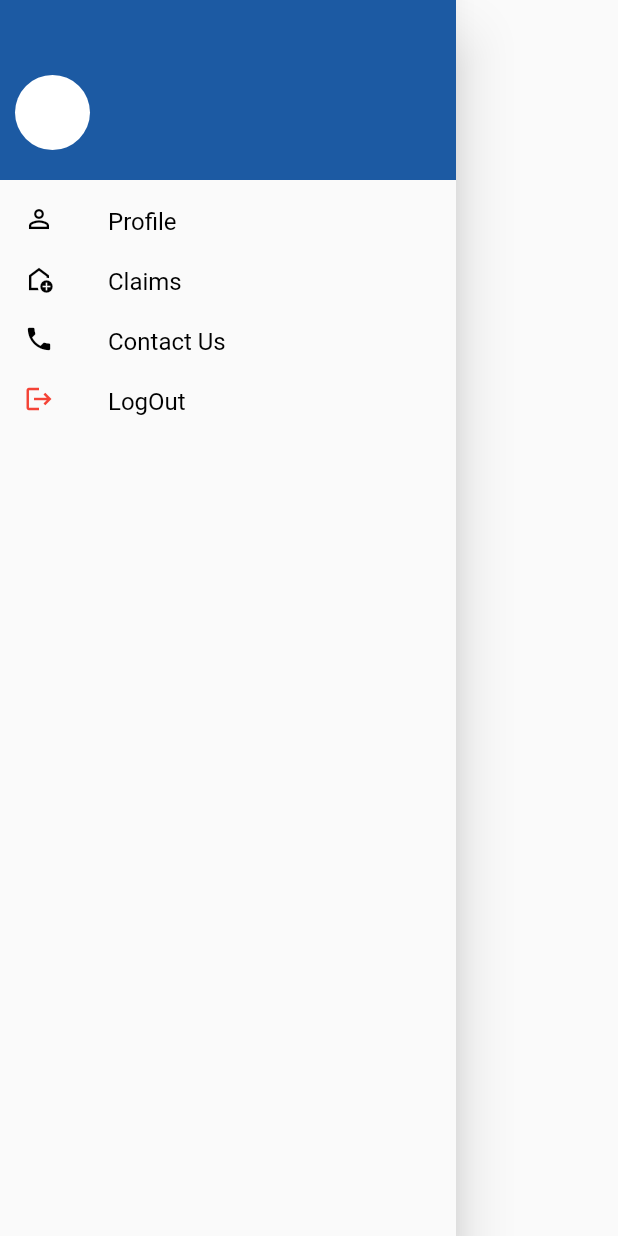
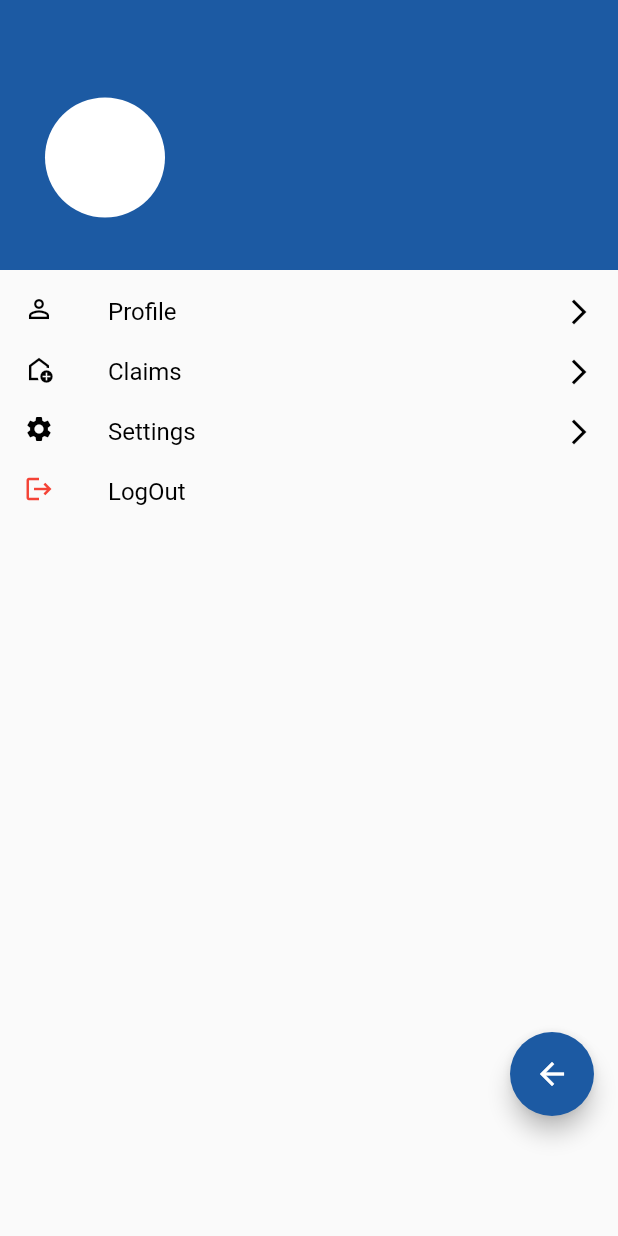
Before and after one commit to JayAlphalion/Flutterapp, a Flutter app: the MyDrawer screen opened directly, on a phone screen of 412 x 824 dp. Run offline on Flutter 3.47's test engine with Material 2 defaults, Android fonts, the phone set to English and light mode, and no system bars; our stand-ins replace audioplayers, cached_network_image, dio, event_bus, file_picker, firebase_core and 20 more; missing offline and left inert: connectivity_plus_web, downloads_path_provider_28, edge_detection, flutter_downloader, geolocator_web, image_picker_for_web and 4 more; accounts and stored records are empty; project files that could hold a hidden picture were left out.

Commit message:
drawer and settings

```diff
--- a/lib/widgets/drawer.dart
+++ b/lib/widgets/drawer.dart
@@ -4,6 +4,7 @@ import 'dart:developer';
 import 'package:alpha_app/Model/responses/DriverProfileDataResponse.dart';
 import 'package:alpha_app/Views/claims/ClaimsHomePage.dart';
 import 'package:alpha_app/Views/mainPage/ProfilePage.dart';
+import 'package:alpha_app/Views/mainPage/SettingsPage.dart';
 import 'package:alpha_app/helper/LocationTrackerHelper.dart';
 import 'package:alpha_app/networking/NetworkConstant.dart';
 import 'package:alpha_app/networking/SocketHelper.dart';
@@ -55,24 +56,37 @@ class _MyDrawerState extends State<MyDrawer> {
 
   @override
   Widget build(BuildContext context) {
-    return Drawer(
+    return Scaffold(
+      floatingActionButton: Container(
+        margin: const EdgeInsets.only(bottom: 64),
+        child: FloatingActionButton(
+          backgroundColor: const Color(0xff1C5AA3),
+          onPressed: () {
+            Navigator.pop(context);
+          },
+          child: const Icon(Icons.arrow_back),
+        ),
+      ),
+      body: SizedBox(
+        width: Get.width,
+        child: Drawer(
           child: ListView(
             padding: EdgeInsets.zero,
             children: [
               Container(
-            height: 120,
-            color: Color(0xff1C5AA3),
+                height: 180,
+                color: const Color(0xff1C5AA3),
                 width: Get.width / 1,
                 child: Padding(
-              padding: const EdgeInsets.only(left: 10, top: 30),
+                  padding: const EdgeInsets.only(left: 30, top: 30),
                   child: Row(
                     crossAxisAlignment: CrossAxisAlignment.center,
                     mainAxisAlignment: MainAxisAlignment.start,
                     children: [
                       Container(
-                    height: 50,
-                    width: 50,
-                    decoration: BoxDecoration(
+                        height: 80,
+                        width: 80,
+                        decoration: const BoxDecoration(
                           shape: BoxShape.circle,
                           color: Colors.white,
                         ),
@@ -81,26 +95,26 @@ class _MyDrawerState extends State<MyDrawer> {
                             : CachedNetworkImage(
                                 imageUrl: driverProfileDataResponse!
                                     .driver.driverLicence[0],
-                            placeholder: (context, url) => Icon(Icons.image),
+                                placeholder: (context, url) =>
+                                    const Icon(Icons.image),
                                 errorWidget: (context, url, error) =>
-                                Icon(Icons.error),
+                                    const Icon(Icons.error),
                                 imageBuilder: (context, imageProvider) {
                                   return Container(
-                                height: 50,
-                                width: 50,
+                                    height: 80,
+                                    width: 80,
                                     decoration: BoxDecoration(
                                       shape: BoxShape.circle,
                                       color: Colors.white,
                                       image: DecorationImage(
-                                      image: imageProvider, fit: BoxFit.fill),
+                                          image: imageProvider,
+                                          fit: BoxFit.fill),
                                     ),
                                   );
                                 },
                               ),
                       ),
-                  SizedBox(
-                    width: 10,
-                  ),
+                      const SizedBox(width: 30),
                       Column(
                         mainAxisAlignment: MainAxisAlignment.center,
                         crossAxisAlignment: CrossAxisAlignment.start,
@@ -111,19 +125,18 @@ class _MyDrawerState extends State<MyDrawer> {
                                 : driverProfileDataResponse!.driver.driverName,
                             style: const TextStyle(
                                 color: Colors.white,
-                            fontSize: 18,
+                                fontSize: 26,
                                 fontWeight: FontWeight.w500),
                           ),
-                     const SizedBox(
-                        height: 5,
-                      ),
+                          const SizedBox(height: 5),
                           Text(
                             driverProfileDataResponse == null
                                 ? ''
-                            : driverProfileDataResponse!.driver.driverLicenceno,
-                        style: TextStyle(
+                                : driverProfileDataResponse!
+                                    .driver.driverLicenceno,
+                            style: const TextStyle(
                                 color: Colors.white,
-                            fontSize: 13,
+                                fontSize: 16,
                                 fontWeight: FontWeight.w400),
                           ),
                         ],
@@ -240,11 +253,13 @@ class _MyDrawerState extends State<MyDrawer> {
                 child: InkWell(
                   onTap: () {
                     Navigator.pop(context);
-                Navigator.push(context,
-                    MaterialPageRoute(builder: (context) => ProfilePage()));
+                    Navigator.push(
+                        context,
+                        MaterialPageRoute(
+                            builder: (context) => const ProfilePage()));
                   },
                   child: const ListTile(
-                leading:  Icon(
+                    leading: Icon(
                       Icons.person_outline,
                       size: 20,
                       color: Colors.black,
@@ -252,6 +267,11 @@ class _MyDrawerState extends State<MyDrawer> {
                     title: Text(
                       "Profile",
                       style: TextStyle(fontSize: 16, color: Colors.black),
+                    ),
+                    trailing: Icon(
+                      Icons.arrow_forward_ios_sharp,
+                      size: 20,
+                      color: Colors.black,
                     ),
                   ),
                 ),
@@ -261,11 +281,13 @@ class _MyDrawerState extends State<MyDrawer> {
                 child: InkWell(
                   onTap: () {
                     Navigator.pop(context);
-                Navigator.push(context,
-                    MaterialPageRoute(builder: (context) => ClaimsHomePage()));
+                    Navigator.push(
+                        context,
+                        MaterialPageRoute(
+                            builder: (context) => const ClaimsHomePage()));
                   },
                   child: const ListTile(
-                leading:  Icon(
+                    leading: Icon(
                       Icons.add_home_outlined,
                       size: 20,
                       color: Colors.black,
@@ -274,30 +296,62 @@ class _MyDrawerState extends State<MyDrawer> {
                       "Claims",
                       style: TextStyle(fontSize: 16, color: Colors.black),
                     ),
+                    trailing: Icon(
+                      Icons.arrow_forward_ios_sharp,
+                      size: 20,
+                      color: Colors.black,
                     ),
                   ),
                 ),
-
+              ),
               Container(
                 height: 40,
                 child: InkWell(
                   onTap: () {
-                // Navigator.push(
-                //     ccontext, MaterialPageRoute(builder: (context) => GetInTouch()));
+                    Navigator.pop(context);
+                    Navigator.push(
+                        context,
+                        MaterialPageRoute(
+                            builder: (context) => const SettingsPage()));
                   },
-              child: ListTile(
-                leading: const Icon(
-                  Icons.phone,
+                  child: const ListTile(
+                    leading: Icon(
+                      Icons.settings,
                       size: 20,
                       color: Colors.black,
                     ),
                     title: Text(
-                  "Contact Us",
+                      "Settings",
                       style: TextStyle(fontSize: 16, color: Colors.black),
+                    ),
+                    trailing: Icon(
+                      Icons.arrow_forward_ios_sharp,
+                      size: 20,
+                      color: Colors.black,
                     ),
                   ),
                 ),
               ),
+              // Container(
+              //   height: 40,
+              //   child: InkWell(
+              //     onTap: () {
+              //       // Navigator.push(
+              //       //     ccontext, MaterialPageRoute(builder: (context) => GetInTouch()));
+              //     },
+              //     child: ListTile(
+              //       leading: const Icon(
+              //         Icons.phone,
+              //         size: 20,
+              //         color: Colors.black,
+              //       ),
+              //       title: Text(
+              //         "Contact Us",
+              //         style: TextStyle(fontSize: 16, color: Colors.black),
+              //       ),
+              //     ),
+              //   ),
+              // ),
 
               Container(
                 height: 40,
@@ -319,6 +373,8 @@ class _MyDrawerState extends State<MyDrawer> {
               ),
             ],
           ),
+        ),
+      ),
     );
   }
 }
```
Also changed, not shown: lib/Views/mainPage/SettingsPage.dart (added, +83 -0 lines). Lines whose indentation alone changed are shown as unchanged.
